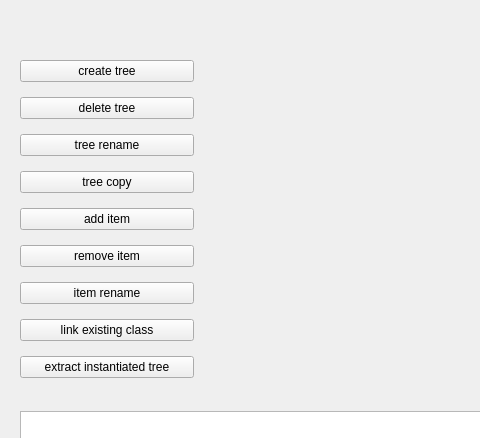
The window that src/TreeSchemata_gui.ui (heinz-preisig/PeriConto_generic) describes before a commit, drawn with Qt 5; both pictures show x 0 to 480 and y 159 to 597 of the 1149 by 963 pixel window.
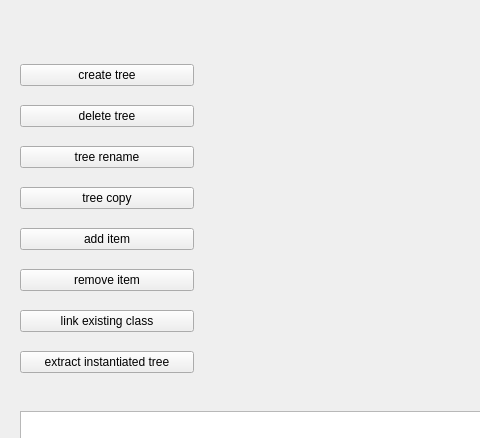
The same window after the commit.

Commit message:
[trees] some generic problems
- renaming of items is excessively complicated -- abandoned
- deleting an item with a instantiated leave cannot be deleted.

needs cleaning

```diff
--- a/src/TreeSchemata_gui.ui
+++ b/src/TreeSchemata_gui.ui
@@ -276,13 +276,6 @@
        </property>
       </widget>
      </item>
-     <item>
-      <widget class="QPushButton" name="pushItemRename">
-       <property name="text">
-        <string>item rename</string>
-       </property>
-      </widget>
-     </item>
      <item>
       <widget class="QPushButton" name="pushTreeLinkExistingClass">
        <property name="text">
```
The commit also changes 6 other files.
